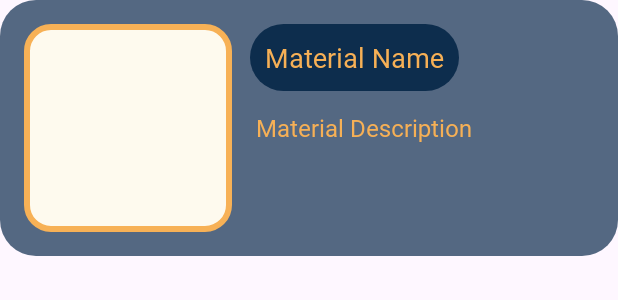
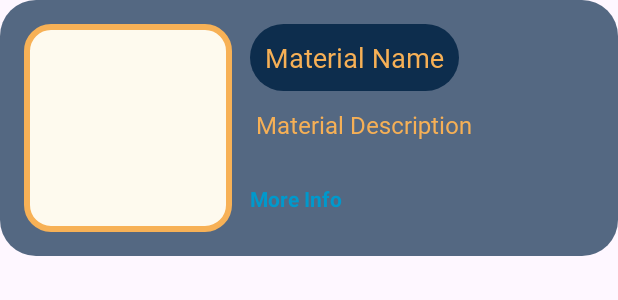
Before and after one commit to Methmina-1234/TailorEase, an Android app: the layout material_box.xml on its own in the app's theme, with its tools: preview values and no code run, on a phone screen of 412 x 824 dp. Shown: the top 300 px of the screen. Run offline under Robolectric (Android 15) with nearby library versions, the phone set to English and light mode, and no system bars.

Commit message:
Initial Commit

```diff
--- a/app/src/main/res/layout/material_box.xml
+++ b/app/src/main/res/layout/material_box.xml
@@ -9,22 +9,24 @@
     android:padding="8dp">
 
     <!-- Material Image -->
+
+
+    <!-- Material Name -->
+
+    <!-- Material Description -->
+
     <ImageView
         android:id="@+id/imageView"
         android:layout_width="0dp"
         android:layout_height="0dp"
         android:layout_margin="8dp"
+        android:background="@drawable/rounded_border1"
         android:scaleType="fitXY"
-        android:background="@drawable/rounded_border1"
+        app:layout_constraintBottom_toBottomOf="parent"
+        app:layout_constraintDimensionRatio="1:1"
+        app:layout_constraintStart_toStartOf="parent"
         app:layout_constraintTop_toTopOf="parent"
-        app:layout_constraintBottom_toBottomOf="parent"
-        app:layout_constraintStart_toStartOf="parent"
-        app:layout_constraintWidth_percent="0.35"
-        app:layout_constraintDimensionRatio="1:1" />
-
-    <!-- Material Name -->
-
-    <!-- Material Description -->
+        app:layout_constraintWidth_percent="0.35" />
 
     <TextView
         android:id="@+id/textViewTitle"
@@ -59,8 +61,23 @@
         android:textSize="16sp"
         app:layout_constraintBottom_toBottomOf="@id/imageView"
         app:layout_constraintEnd_toEndOf="parent"
-        app:layout_constraintHorizontal_bias="0.0"
+        app:layout_constraintHorizontal_bias="1.0"
         app:layout_constraintStart_toStartOf="@id/textViewTitle"
         app:layout_constraintTop_toBottomOf="@id/textViewTitle"
-        app:layout_constraintVertical_bias="0.103" />
+        app:layout_constraintVertical_bias="0.062" />
+
+    <TextView
+        android:id="@+id/textViewMore"
+        android:layout_width="wrap_content"
+        android:layout_height="wrap_content"
+        android:text="More Info"
+        android:textColor="@android:color/holo_blue_dark"
+        android:textStyle="bold"
+        android:paddingTop="4dp"
+        android:clickable="true"
+        android:focusable="true"
+        app:layout_constraintTop_toBottomOf="@id/textViewDescription"
+        app:layout_constraintStart_toStartOf="@id/textViewDescription"
+        app:layout_constraintBottom_toBottomOf="parent" />
+
 </androidx.constraintlayout.widget.ConstraintLayout>
```
Also changed, not shown: app/src/main/java/com/s23010167/tailorease/MaterialActivity.java (+18 -13 lines), app/src/main/java/com/s23010167/tailorease/MaterialDatabaseHelper.java (+18 -14 lines).
